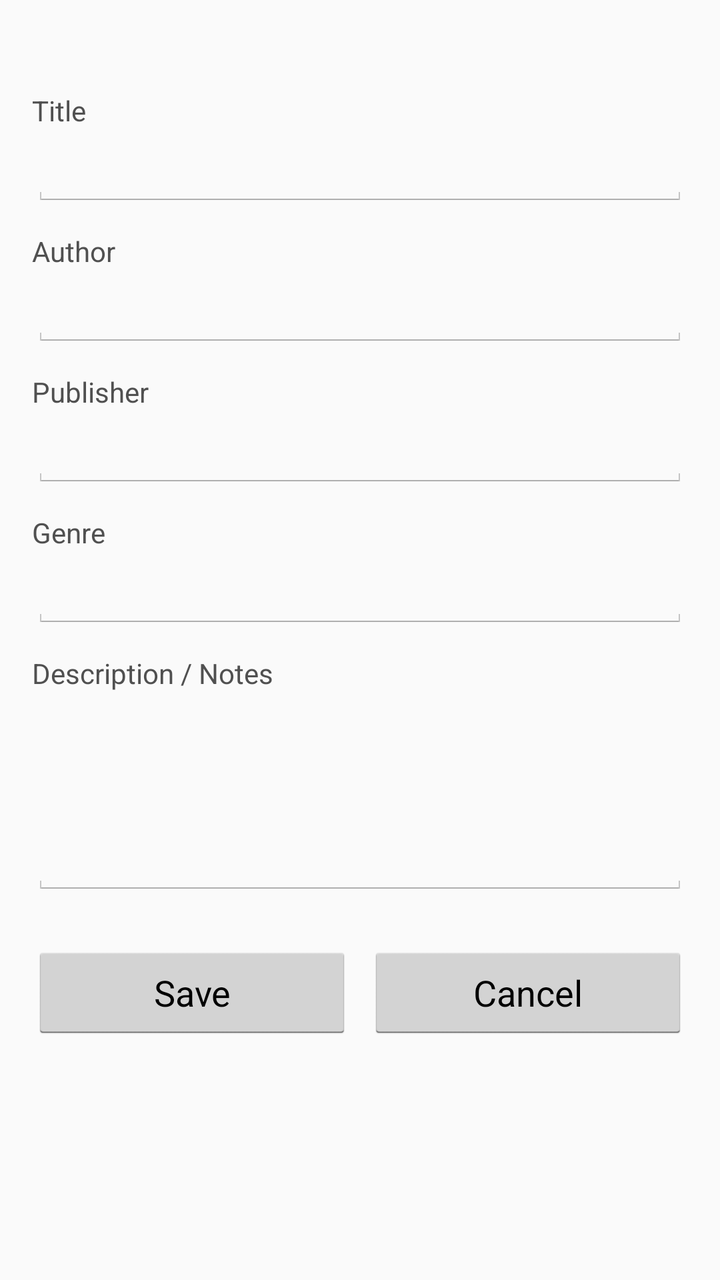
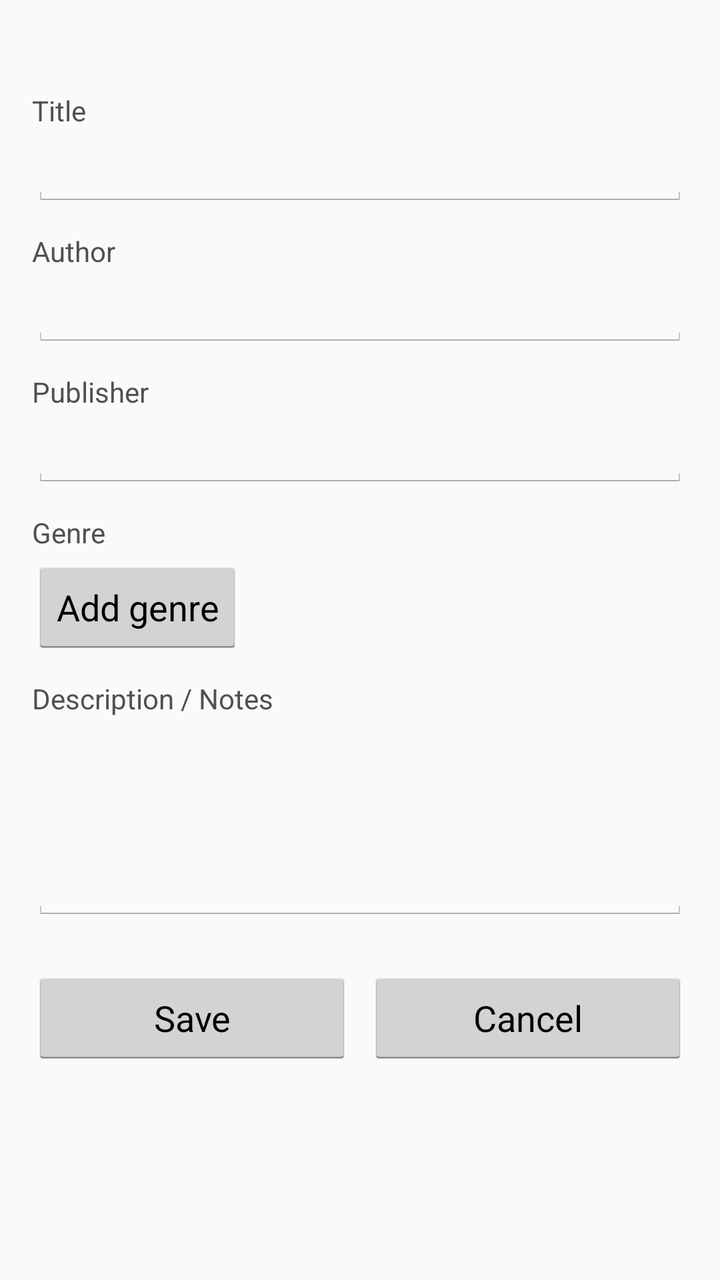

Screens rendered from an Android XML layout before and after an edit, with the pre-edit source and the edit as a unified diff.
<!-- AndroidManifest.xml: application theme AppTheme -->
<!-- res/layout/activity_edit_meta.xml -->
<?xml version="1.0" encoding="utf-8"?>
<ScrollView xmlns:android="http://schemas.android.com/apk/res/android"
    android:layout_width="match_parent"
    android:layout_height="match_parent">

    <LinearLayout
        android:layout_width="match_parent"
        android:layout_height="wrap_content"
        android:orientation="vertical"
        android:padding="16dp">

        <TextView
            android:id="@+id/edit_format_hint"
            android:layout_width="match_parent"
            android:layout_height="wrap_content"
            android:textSize="13sp"
            android:textColor="#707070"
            android:layout_marginBottom="12dp" />

        <TextView
            android:layout_width="wrap_content"
            android:layout_height="wrap_content"
            android:text="Title"
            android:textSize="14sp"
            android:textColor="#505050" />
        <EditText
            android:id="@+id/edit_title"
            android:layout_width="match_parent"
            android:layout_height="wrap_content"
            android:inputType="text" />

        <TextView
            android:layout_width="wrap_content"
            android:layout_height="wrap_content"
            android:text="Author"
            android:textSize="14sp"
            android:textColor="#505050"
            android:layout_marginTop="12dp" />
        <EditText
            android:id="@+id/edit_author"
            android:layout_width="match_parent"
            android:layout_height="wrap_content"
            android:inputType="text" />

        <TextView
            android:layout_width="wrap_content"
            android:layout_height="wrap_content"
            android:text="Publisher"
            android:textSize="14sp"
            android:textColor="#505050"
            android:layout_marginTop="12dp" />
        <EditText
            android:id="@+id/edit_publisher"
            android:layout_width="match_parent"
            android:layout_height="wrap_content"
            android:inputType="text" />

        <TextView
            android:layout_width="wrap_content"
            android:layout_height="wrap_content"
            android:text="Genre"
            android:textSize="14sp"
            android:textColor="#505050"
            android:layout_marginTop="12dp" />
        <EditText
            android:id="@+id/edit_genre"
            android:layout_width="match_parent"
            android:layout_height="wrap_content"
            android:inputType="text" />

        <TextView
            android:layout_width="wrap_content"
            android:layout_height="wrap_content"
            android:text="Description / Notes"
            android:textSize="14sp"
            android:textColor="#505050"
            android:layout_marginTop="12dp" />
        <EditText
            android:id="@+id/edit_description"
            android:layout_width="match_parent"
            android:layout_height="wrap_content"
            android:minLines="4"
            android:gravity="top"
            android:inputType="textMultiLine" />

        <LinearLayout
            android:layout_width="match_parent"
            android:layout_height="wrap_content"
            android:orientation="horizontal"
            android:layout_marginTop="24dp">

            <Button
                android:id="@+id/btn_save"
                android:layout_width="0dp"
                android:layout_height="wrap_content"
                android:layout_weight="1"
                android:text="@string/save" />

            <Button
                android:id="@+id/btn_cancel"
                android:layout_width="0dp"
                android:layout_height="wrap_content"
                android:layout_weight="1"
                android:text="@string/cancel"
                android:layout_marginLeft="8dp"
                android:layout_marginStart="8dp" />
        </LinearLayout>
    </LinearLayout>
</ScrollView>
<!-- resources referenced by this layout -->
<resources>
  <string name="cancel">Cancel</string>
  <string name="save">Save</string>
  <style name="AppTheme" parent="android:Theme.Holo.Light">
          <item name="android:windowBackground">@color/windowBackground</item>
      </style>
  <color name="windowBackground">#FAFAFA</color>
</resources>

<!-- the commit's change to res/layout/activity_edit_meta.xml (unified diff, before → after) -->
@@ -62,11 +62,17 @@
             android:textSize="14sp"
             android:textColor="#505050"
             android:layout_marginTop="12dp" />
-        <EditText
-            android:id="@+id/edit_genre"
+        <LinearLayout
+            android:id="@+id/edit_genres"
             android:layout_width="match_parent"
             android:layout_height="wrap_content"
-            android:inputType="text" />
+            android:orientation="vertical" />
+        <Button
+            android:id="@+id/btn_add_genre"
+            android:layout_width="wrap_content"
+            android:layout_height="wrap_content"
+            android:layout_marginTop="4dp"
+            android:text="Add genre" />
 
         <TextView
             android:layout_width="wrap_content"
